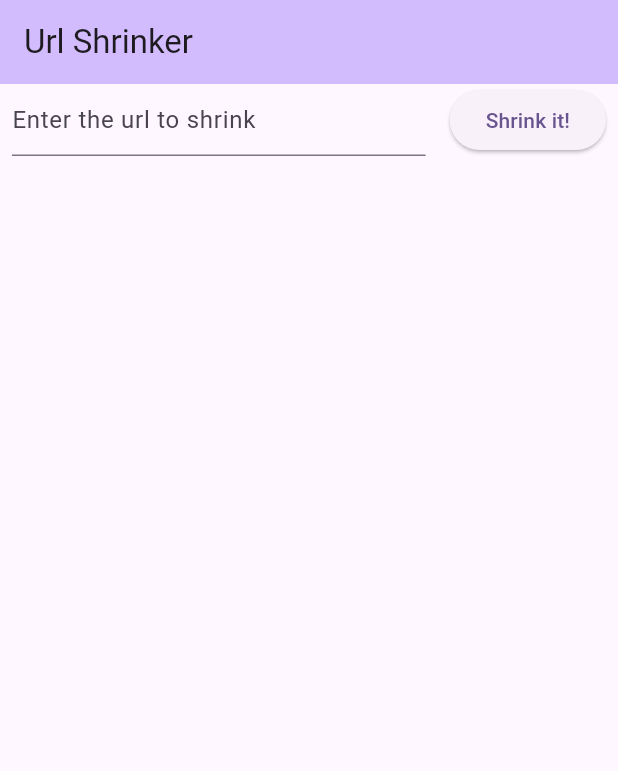
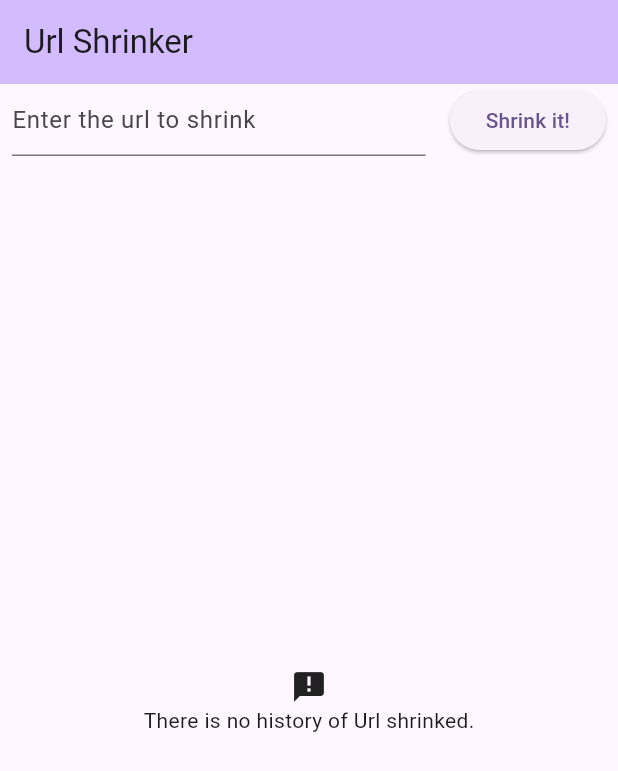
Before and after one commit to Al3jodroid/url-nubank, a Flutter app: the screen it shows after launch, on a phone screen of 412 x 824 dp. Shown: the top 771 px of the screen. Run offline on Flutter 3.47's test engine with Material 2 defaults, Android fonts, the light colour scheme and no system bars; our stand-ins replace connectivity_plus, equatable, flutter_bloc, get_it; missing offline and left inert: regexed_validator.

Commit message:
API and use-case test done
remove cubits, work only with provider, api test defined with http.Client, update http client for testing, and use-case implementations modified and tested

Update API definition for inject the client and allow clear test on it.

Test use-case defined

```diff
--- a/urlpocket/lib/client/url_api.dart
+++ b/urlpocket/lib/client/url_api.dart
@@ -1,5 +1,5 @@
 import 'package:urlpocket/model/dto/url_shrink_dto.dart';
 
 abstract class UrlApi {
-  Future<UrlShrinkDto?> requestShrinkUrl(String url);
+  Future<UrlShrinkDto> requestShrinkUrl(String url);
 }
--- a/urlpocket/lib/interactor/url_shrink_result.dart
+++ b/urlpocket/lib/interactor/url_shrink_result.dart
@@ -1,6 +1,6 @@
 import 'package:urlpocket/model/data/url_shrink.dart';
 
-enum ResultStatus { success, failure, empty }
+enum ResultStatus { success, failure }
 
 class UrlShrinkResult {
   final ResultStatus status;
--- a/urlpocket/lib/main.dart
+++ b/urlpocket/lib/main.dart
@@ -1,5 +1,6 @@
 import 'package:flutter/material.dart';
 import 'package:get_it/get_it.dart';
+import 'package:http/http.dart';
 import 'package:urlpocket/client/url_shortener_api.dart';
 import 'package:urlpocket/interactor/url_interactor.dart';
 import 'package:urlpocket/interactor/url_use_case.dart';
@@ -10,7 +11,9 @@ void main() {
   //with different UrlInteractor implementations (if its required)
   GetIt.I.registerSingleton<UrlUseCase>(
     UrlInteractor(
-      UrlShortenerApi(), // A "classic" way to inject a class (the api client in this case)
+      UrlShortenerApi(
+        Client(),
+      ), // A "classic" way to inject a class (the api client in this case)
     ),
   );
   runApp(const UrlPocketApp());
--- /dev/null
+++ b/urlpocket/lib/provider/url_shrink_provider.dart
@@ -0,0 +1,34 @@
+import 'package:flutter/material.dart';
+import 'package:get_it/get_it.dart';
+import 'package:urlpocket/interactor/url_shrink_result.dart';
+import 'package:urlpocket/interactor/url_use_case.dart';
+import 'package:urlpocket/model/data/url_shrink.dart';
+
+class UrlShrinkProvider with ChangeNotifier {
+  final List<UrlShrink> _urlList = [];
+  List<UrlShrink> get urlList => _urlList;
+  Function()? onFailureShrink;
+
+  bool showLoading = false;
+
+  void shrinkUrl(String urlToShirnk, Function() onfailure) async {
+    onFailureShrink = onfailure;
+    setLoadingVisible(true);
+    final resultShrink = await GetIt.I.get<UrlUseCase>().shrinkUrl(urlToShirnk);
+    validateResult(resultShrink);
+  }
+
+  void setLoadingVisible(bool show) {
+    showLoading = show;
+    notifyListeners();
+  }
+
+  void validateResult(UrlShrinkResult resultShrink) {
+    if (resultShrink.status == ResultStatus.success) {
+      _urlList.add(resultShrink.url!);
+    } else {
+      onFailureShrink?.call();
+    }
+    setLoadingVisible(false);
+  }
+}
--- a/urlpocket/lib/states/url_shrink_ui_state.dart
+++ b/urlpocket/lib/states/shrink_ui_state.dart
@@ -21,11 +21,6 @@ class ShrinkResultUiState extends ShrinkUiState {
   List<Object?> get props => [urlShrink];
 }
 
-class ShrinkEmptyUiState extends ShrinkUiState {
-  @override
-  List<Object> get props => [];
-}
-
 class ShrinkUnavailableUiState extends ShrinkUiState {
   @override
   List<Object> get props => [];
--- a/urlpocket/lib/ui/home_page.dart
+++ b/urlpocket/lib/ui/home_page.dart
@@ -1,7 +1,8 @@
 import 'package:flutter/material.dart';
 import 'package:provider/provider.dart';
-import 'package:urlpocket/provider/url_cubit.dart';
+import 'package:urlpocket/provider/url_shrink_provider.dart';
 import 'package:urlpocket/ui/connectivity_widget.dart';
+import 'package:urlpocket/ui/url_list.dart';
 import 'package:urlpocket/ui/url_shirk_form.dart';
 import 'package:urlpocket/util/utils.dart';
 
@@ -16,6 +17,9 @@ class HomePage extends StatefulWidget {
 class _HomePage extends State<HomePage> {
   @override
   Widget build(BuildContext context) {
+    UrlShrinkProvider urlShrinkProvider =
+        Provider.of<UrlShrinkProvider>(context, listen: true);
+
     return Scaffold(
       appBar: AppBar(
         backgroundColor: Theme.of(context).colorScheme.inversePrimary,
@@ -29,7 +33,9 @@ class _HomePage extends State<HomePage> {
             UrlShrinkForm(
               onClickShrinkUrl: _askToShrinkUrl,
               validateUrl: validateUrl,
-            )
+            ),
+            _renderOrnNotLoadingState(urlShrinkProvider),
+            _renderListResult(urlShrinkProvider)
           ],
         ),
       ),
@@ -37,6 +43,60 @@ class _HomePage extends State<HomePage> {
   }
 
   _askToShrinkUrl(String url) {
-    context.read<UrlCubit>().shrinkUrl(url);
+    Provider.of<UrlShrinkProvider>(context, listen: false)
+        .shrinkUrl(url, _onfailure);
+  }
+
+  _onfailure() {
+    const snackBar = SnackBar(
+      content: Text('The last URL cant be shrinked, try again in a moment.'),
+    );
+    ScaffoldMessenger.of(context).showSnackBar(snackBar);
+  }
+
+  Widget _renderListResult(UrlShrinkProvider urlShrinkProvider) {
+    if (urlShrinkProvider.urlList.isNotEmpty) {
+      return UrlList(urlProvider: urlShrinkProvider);
+    } else {
+      return _renderInitialState();
+    }
+  }
+
+  Widget _renderInitialState() {
+    return const Expanded(
+      child: Column(
+        mainAxisSize: MainAxisSize.max,
+        mainAxisAlignment: MainAxisAlignment.center,
+        children: <Widget>[
+          Icon(Icons.announcement),
+          Text("There is no history of Url shrinked."),
+        ],
+      ),
+    );
+  }
+
+  Widget _renderOrnNotLoadingState(UrlShrinkProvider urlShrinkProvider) {
+    return Visibility(
+      visible: urlShrinkProvider.showLoading,
+      child: Padding(
+        padding: const EdgeInsets.all(8.0),
+        child: Row(
+          mainAxisSize: MainAxisSize.max,
+          mainAxisAlignment: MainAxisAlignment.center,
+          children: <Widget>[
+            SizedBox(
+              width: 32,
+              height: 32,
+              child: CircularProgressIndicator(
+                color: Theme.of(context).primaryColor,
+                strokeWidth: 3,
+              ),
+            ),
+            const SizedBox(width: 16),
+            const Text("Shrinking Url..."),
+          ],
+        ),
+      ),
+    );
   }
 }
--- a/urlpocket/lib/ui/url_shirk_form.dart
+++ b/urlpocket/lib/ui/url_shirk_form.dart
@@ -62,9 +62,10 @@ class _UrlShrinkFormState extends State<UrlShrinkForm> {
   String? validateUrlInput(String? value) {
     if (value == null || value.isEmpty) {
       return 'Enter the url to shrink';
-    } else if (!widget.validateUrl(value)) {
-      return 'Please enter a valid url (http)';
     }
+    // else if (!widget.validateUrl(value)) {
+    //   return 'Please enter a valid url (http:// or https://)';
+    // }
     validUrl = value;
     return null;
   }
--- a/urlpocket/lib/urlpocket_app.dart
+++ b/urlpocket/lib/urlpocket_app.dart
@@ -3,6 +3,7 @@ import 'package:flutter_bloc/flutter_bloc.dart';
 import 'package:provider/provider.dart';
 import 'package:urlpocket/provider/connectivity_provider.dart';
 import 'package:urlpocket/provider/url_cubit.dart';
+import 'package:urlpocket/provider/url_shrink_provider.dart';
 import 'package:urlpocket/ui/home_page.dart';
 
 class UrlPocketApp extends StatelessWidget {
@@ -14,6 +15,8 @@ class UrlPocketApp extends StatelessWidget {
       providers: [
         //"classic" definition of notification provider
         ChangeNotifierProvider(create: (ctx) => ConnectivityProvider()),
+        //another "classic" implementation only used for update UI widgets in the UI layer
+        ChangeNotifierProvider(create: (ctx) => UrlShrinkProvider()),
         //cubit's provider, more fun to write :)
         BlocProvider<UrlCubit>(create: (context) => UrlCubit()),
       ],
--- a/urlpocket/pubspec.yaml
+++ b/urlpocket/pubspec.yaml
@@ -37,7 +37,7 @@ dependencies:
   regexed_validator: ^2.0.0+1
   get_it: ^7.6.4
   json_annotation: ^4.8.1
-  http: ^0.13.5
+  http: ^1.1.0
 
 
   # The following adds the Cupertino Icons font to your application.
@@ -47,7 +47,7 @@ dependencies:
 dev_dependencies:
   flutter_test:
     sdk: flutter
-  build_runner: ^2.3.0
+  build_runner: ^2.4.7
   json_serializable: ^6.5.1
 
   # The "flutter_lints" package below contains a set of recommended lints to
@@ -56,6 +56,8 @@ dev_dependencies:
   # package. See that file for information about deactivating specific lint
   # rules and activating additional ones.
   flutter_lints: ^2.0.0
+  test: ^1.24.3
+  mockito: ^5.4.3
 
 # For information on the generic Dart part of this file, see the
 # following page: https://dart.dev/tools/pub/pubspec
```
Also changed, not shown: urlpocket/lib/client/url_shortener_api.dart (+16 -16 lines), urlpocket/lib/interactor/url_interactor.dart (+3 -7 lines), urlpocket/lib/provider/url_cubit.dart (+1 -6 lines), urlpocket/lib/ui/url_list.dart (added, +36 -0 lines), 5 other files.
